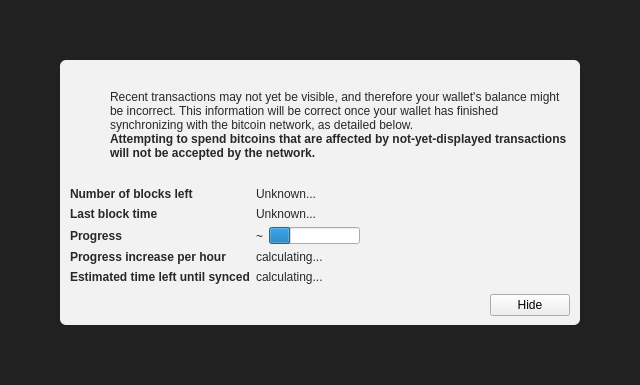
Qt form src/qt/forms/modaloverlay.ui (genesis-extensions/genesis) before a commit.
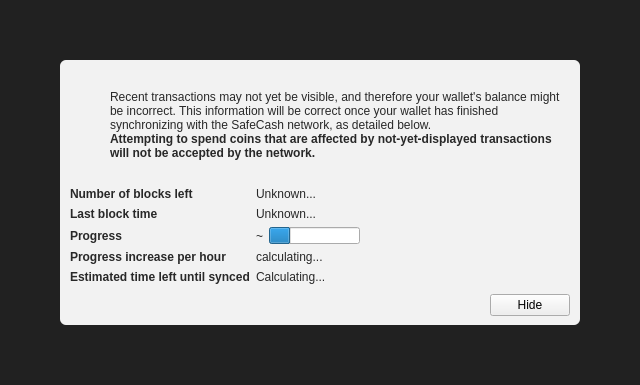
The same form after that commit. Icons and pictures are not drawn. Custom widgets are drawn as their Qt base class.

Commit message: fork bitcoin to safecash

```diff
--- a/src/qt/forms/modaloverlay.ui
+++ b/src/qt/forms/modaloverlay.ui
@@ -130,7 +130,7 @@
              <item>
               <widget class="QLabel" name="infoText">
                <property name="text">
-                <string>Recent transactions may not yet be visible, and therefore your wallet's balance might be incorrect. This information will be correct once your wallet has finished synchronizing with the bitcoin network, as detailed below.</string>
+                <string>Recent transactions may not yet be visible, and therefore your wallet's balance might be incorrect. This information will be correct once your wallet has finished synchronizing with the SafeCash network, as detailed below.</string>
                </property>
                <property name="textFormat">
                 <enum>Qt::RichText</enum>
@@ -149,7 +149,7 @@
                 </font>
                </property>
                <property name="text">
-                <string>Attempting to spend bitcoins that are affected by not-yet-displayed transactions will not be accepted by the network.</string>
+                <string>Attempting to spend coins that are affected by not-yet-displayed transactions will not be accepted by the network.</string>
                </property>
                <property name="textFormat">
                 <enum>Qt::RichText</enum>
@@ -319,7 +319,7 @@
            <item row="5" column="1">
             <widget class="QLabel" name="expectedTimeLeft">
              <property name="text">
-              <string>calculating...</string>
+              <string>Calculating...</string>
              </property>
             </widget>
            </item>
```
